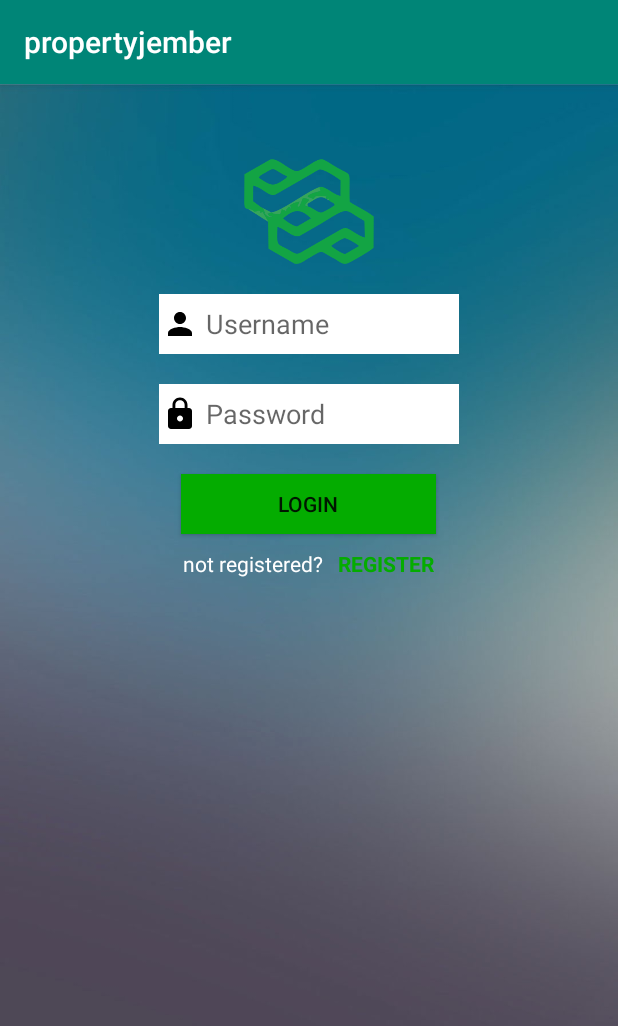
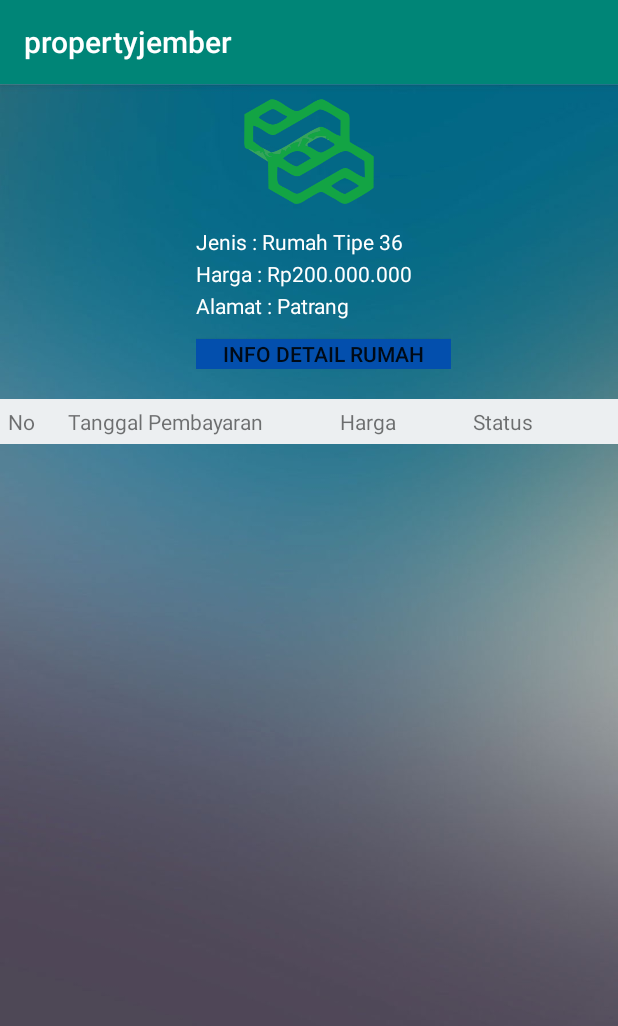
Before and after one commit to r554/Project_Smt4_Mobile, an Android app: the screen it shows after launch (Login before the commit, MainActivity after it), on a phone screen of 412 x 824 dp. Shown: the top 1026 px of the screen. Run offline under Robolectric (Android 15) with nearby library versions, the phone set to English and light mode, and no system bars.

Commit message:
reza
info

```diff
--- a/PropertyJember/app/build.gradle
+++ b/PropertyJember/app/build.gradle
@@ -24,6 +24,8 @@ dependencies {
     implementation 'androidx.appcompat:appcompat:1.1.0'
     implementation 'androidx.constraintlayout:constraintlayout:1.1.3'
     implementation 'com.android.volley:volley:1.1.1'
+    implementation 'com.android.support:design:29.0.2'
+    implementation 'com.squareup.picasso:picasso:2.71828'
     testImplementation 'junit:junit:4.12'
     androidTestImplementation 'androidx.test.ext:junit:1.1.1'
     androidTestImplementation 'androidx.test.espresso:espresso-core:3.2.0'
--- a/PropertyJember/app/src/main/java/com/example/propertyjember/MainActivity.java
+++ b/PropertyJember/app/src/main/java/com/example/propertyjember/MainActivity.java
@@ -9,6 +9,6 @@ public class MainActivity extends AppCompatActivity {
     @Override
     protected void onCreate(Bundle savedInstanceState) {
         super.onCreate(savedInstanceState);
-        setContentView(R.layout.activity_main);
+        setContentView(R.layout.activity_listinfo);
     }
 }
--- /dev/null
+++ b/PropertyJember/app/src/main/res/layout/activity_listinfo.xml
@@ -0,0 +1,101 @@
+<ScrollView xmlns:android="http://schemas.android.com/apk/res/android"
+    android:layout_width="match_parent"
+    android:layout_height="match_parent"
+    xmlns:app="http://schemas.android.com/apk/res-auto"
+    xmlns:tools="http://schemas.android.com/tools"
+    android:background="@drawable/background"
+    tools:context=".MainActivity">
+
+    <LinearLayout
+        android:layout_width="match_parent"
+        android:layout_height="match_parent"
+        android:orientation="vertical"
+        android:gravity="center_horizontal">
+
+        <ImageView
+            android:layout_width="match_parent"
+            android:id="@+id/imageView2"
+            android:layout_height="70dp"
+            android:layout_marginTop="10dp"
+            app:srcCompat="@drawable/logo" />
+    <LinearLayout
+        android:layout_width="wrap_content"
+        android:layout_height="100dp"
+        android:layout_marginLeft="10dp"
+        android:layout_marginTop="10dp"
+        android:orientation="vertical">
+        <TextView
+            android:layout_width="wrap_content"
+            android:layout_height="0dp"
+            android:layout_marginTop="5dp"
+            android:layout_weight="1"
+            android:id="@+id/jenis"
+            android:textColor="#ffffff"
+            android:text="Jenis : Rumah Tipe 36"/>
+        <TextView
+            android:layout_width="wrap_content"
+            android:layout_height="0dp"
+            android:layout_weight="1"
+            android:id="@+id/harga1"
+            android:textColor="#ffffff"
+            android:text="Harga : Rp200.000.000"/>
+        <TextView
+            android:layout_width="wrap_content"
+            android:layout_height="0dp"
+            android:layout_weight="1"
+            android:id="@+id/alamat"
+            android:textColor="#ffffff"
+            android:text="Alamat : Patrang"/>
+        <Button
+            android:layout_width="170dp"
+            android:layout_height="20dp"
+            android:layout_marginTop="10dp"
+            android:id="@+id/button_login"
+            android:background="#034FAD"
+            android:text="Info Detail Rumah"/>
+    </LinearLayout>
+    <LinearLayout
+        android:layout_width="match_parent"
+        android:layout_height="match_parent"
+        android:orientation="vertical"
+        android:layout_marginTop="10dp"
+        android:gravity="center_horizontal">
+    <TableLayout
+        android:layout_width="match_parent"
+        android:layout_height="wrap_content"
+        android:id="@+id/tablelayoutid"
+        android:layout_marginTop="10dp">
+        <TableRow
+        android:layout_width="match_parent"
+        android:layout_height="wrap_content"
+        android:background="#ECEFF1"
+        android:padding="5dp">
+        <TextView
+            android:layout_width="40dp"
+            android:layout_height="wrap_content"
+            android:id="@+id/notransaksi"
+            android:text="No" />
+        <TextView
+            android:layout_width="wrap_content"
+            android:layout_height="wrap_content"
+            android:layout_weight="1"
+            android:id="@+id/tglpembayaran"
+            android:text="Tanggal Pembayaran" />
+        <TextView
+            android:layout_width="wrap_content"
+            android:layout_height="wrap_content"
+            android:layout_weight="1"
+            android:id="@+id/harga"
+            android:text="Harga" />
+            <TextView
+                android:layout_width="wrap_content"
+                android:layout_height="wrap_content"
+                android:layout_weight="1"
+                android:id="@+id/status"
+                android:text="Status" />
+    </TableRow>
+    </TableLayout>
+    </LinearLayout>
+    </LinearLayout>
+
+</ScrollView>
--- a/PropertyJember/app/src/main/res/values/colors.xml
+++ b/PropertyJember/app/src/main/res/values/colors.xml
@@ -3,4 +3,7 @@
     <color name="colorPrimary">#008577</color>
     <color name="colorPrimaryDark">#00574B</color>
     <color name="colorAccent">#D81B60</color>
+
+    <color name="colornavigationicon">#dae9f6</color>
+    <color name="coloravigationtext">#ffffff</color>
 </resources>
--- a/PropertyJember/app/src/main/res/values/strings.xml
+++ b/PropertyJember/app/src/main/res/values/strings.xml
@@ -1,3 +1,7 @@
 <resources>
     <string name="app_name">propertyjember</string>
+
+    <string name="akun">Akun</string>
+    <string name="infosewa">Info Sewa</string>
+    <string name="inbox">Inbox</string>
 </resources>
```
Also changed, not shown: PropertyJember/app/src/main/AndroidManifest.xml (+6 -5 lines), PropertyJember/app/src/main/java/com/example/propertyjember/DataInfosewa.java (added, +29 -0 lines), PropertyJember/app/src/main/java/com/example/propertyjember/Infosewa.java (added, +134 -0 lines), PropertyJember/app/src/main/java/com/example/propertyjember/ListSewa.java (added, +74 -0 lines), PropertyJember/app/src/main/java/com/example/propertyjember/TabelInfo.java (added, +41 -0 lines), PropertyJember/app/src/main/res/layout/activity_infosewa.xml (added, +30 -0 lines), 1 other file.
